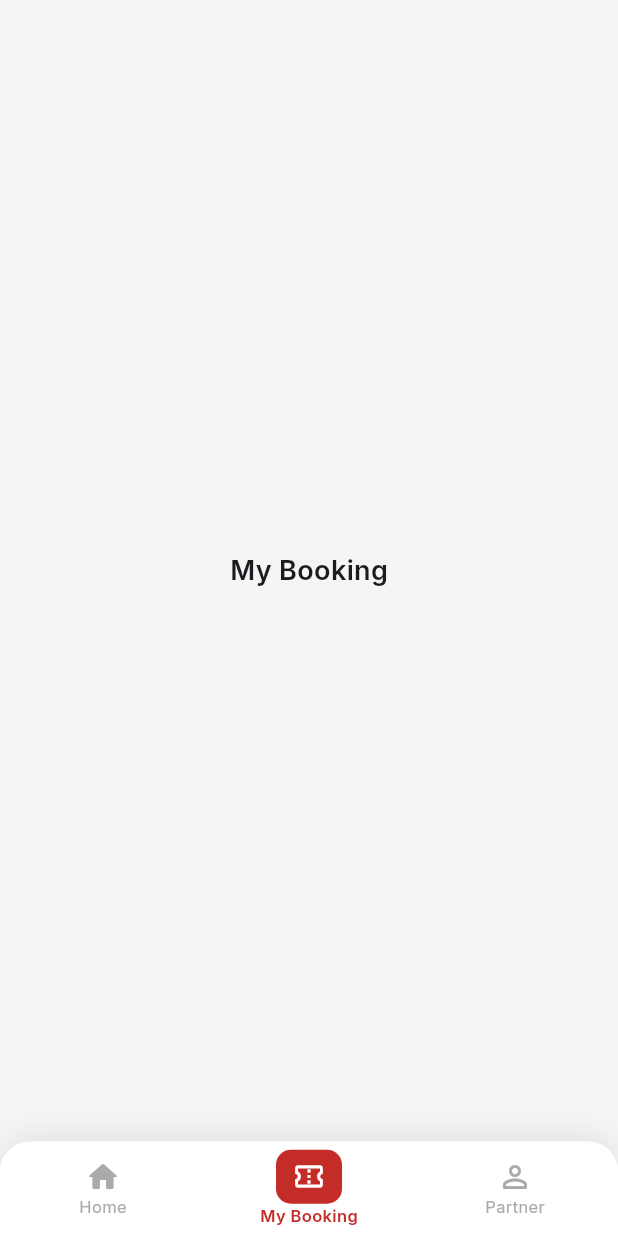
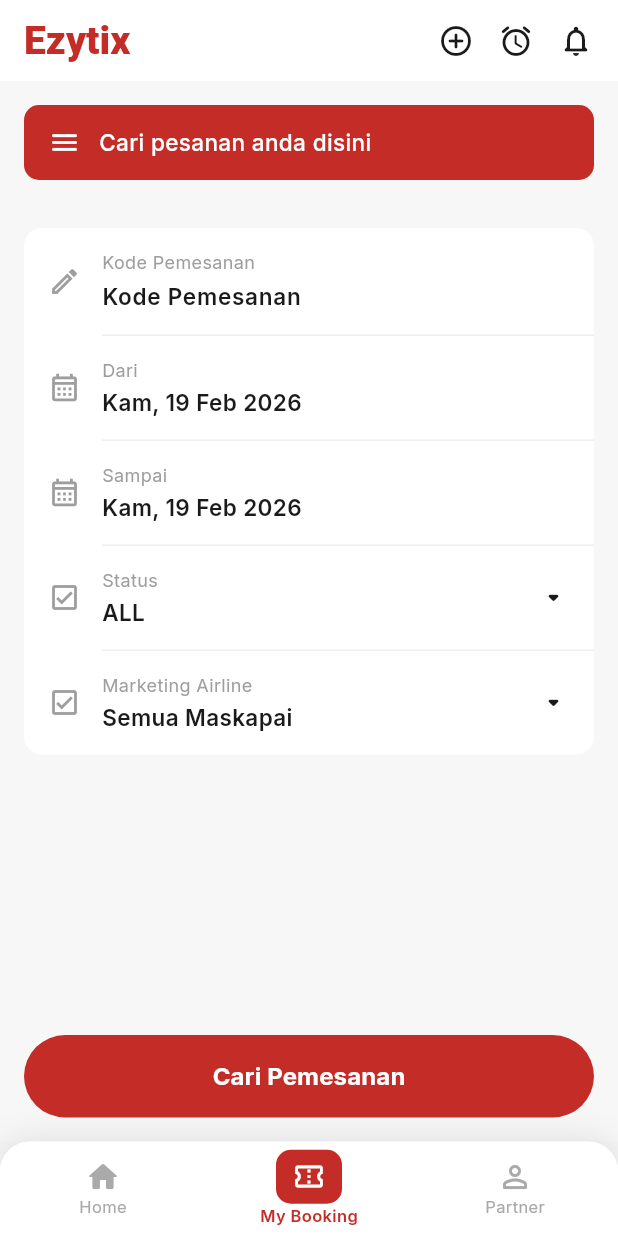
Before and after one commit to AndrianPutra14/tickettv, a Flutter app: the HomePage screen opened by its route, item 2 of the bottom bar chosen, on a phone screen of 412 x 824 dp. Run offline on Flutter 3.47's test engine with Material 3 defaults, Android fonts, the phone set to English and light mode, and no system bars; our stand-ins replace google_fonts.

Commit message:
my booking

```diff
--- a/lib/screens/user/homepage.dart
+++ b/lib/screens/user/homepage.dart
@@ -1,5 +1,6 @@
 import 'package:flutter/material.dart';
 import 'package:flutter/services.dart';
+import 'package:project1/screens/user/mybookng.dart';
 import 'package:project1/utils/routes.dart';
 
 const Color primaryRed = Color(0xFFC42D27);
@@ -1276,10 +1277,7 @@ class _MyBookingTab extends StatelessWidget {
 
   @override
   Widget build(BuildContext context) {
-    return const Center(
-      child: Text('My Booking',
-          style: TextStyle(fontSize: 18, fontWeight: FontWeight.w600)),
-    );
+    return const MyBookingPage();
   }
 }
 
--- /dev/null
+++ b/lib/screens/user/mybookng.dart
@@ -0,0 +1,431 @@
+import 'package:flutter/material.dart';
+
+const _kRed = Color(0xFFC42D27);
+const _kBg = Color(0xFFF7F7F7);
+const _kTextDark = Color(0xFF1A1A1A);
+const _kTextGrey = Color(0xFF9E9E9E);
+const _kDivider = Color(0xFFEEEEEE);
+
+// ─── Models ───────────────────────────────────────────────────────────────────
+const _statusOptions = [
+  'ALL',
+  'BOOKED',
+  'TICKETED',
+  'CANCELLED',
+];
+const _airlineOptions = [
+  'Semua Maskapai',
+  'Lion Air',
+  'Garuda Indonesia',
+  'Citilink',
+  'Batik Air',
+];
+
+// ─── Page ─────────────────────────────────────────────────────────────────────
+class MyBookingPage extends StatefulWidget {
+  const MyBookingPage({super.key});
+
+  @override
+  State<MyBookingPage> createState() => _MyBookingPageState();
+}
+
+class _MyBookingPageState extends State<MyBookingPage> {
+  final _bookingCodeCtrl = TextEditingController();
+  DateTime _fromDate = DateTime(2026, 2, 19);
+  DateTime _toDate = DateTime(2026, 2, 19);
+  String _status = 'ALL';
+  String _airline = 'Semua Maskapai';
+
+  @override
+  void dispose() {
+    _bookingCodeCtrl.dispose();
+    super.dispose();
+  }
+
+  Future<void> _pickDate({required bool isFrom}) async {
+    final initial = isFrom ? _fromDate : _toDate;
+    final picked = await showDatePicker(
+      context: context,
+      initialDate: initial,
+      firstDate: DateTime(2020),
+      lastDate: DateTime(2030),
+      builder: (ctx, child) => Theme(
+        data: Theme.of(ctx).copyWith(
+          colorScheme: const ColorScheme.light(primary: _kRed),
+        ),
+        child: child!,
+      ),
+    );
+    if (picked == null) return;
+    setState(() {
+      if (isFrom) {
+        _fromDate = picked;
+        if (_toDate.isBefore(picked)) _toDate = picked;
+      } else {
+        _toDate = picked;
+      }
+    });
+  }
+
+  void _showStatusPicker() {
+    _showOptionSheet(
+      title: 'Status',
+      options: _statusOptions,
+      selected: _status,
+      onSelect: (v) => setState(() => _status = v),
+    );
+  }
+
+  void _showAirlinePicker() {
+    _showOptionSheet(
+      title: 'Marketing Airline',
+      options: _airlineOptions,
+      selected: _airline,
+      onSelect: (v) => setState(() => _airline = v),
+    );
+  }
+
+  void _showOptionSheet({
+    required String title,
+    required List<String> options,
+    required String selected,
+    required ValueChanged<String> onSelect,
+  }) {
+    showModalBottomSheet(
+      context: context,
+      backgroundColor: Colors.white,
+      shape: const RoundedRectangleBorder(
+        borderRadius: BorderRadius.vertical(top: Radius.circular(16)),
+      ),
+      builder: (_) => SafeArea(
+        child: Column(
+          mainAxisSize: MainAxisSize.min,
+          children: [
+            const SizedBox(height: 8),
+            Container(
+              width: 36,
+              height: 4,
+              decoration: BoxDecoration(
+                color: const Color(0xFFDDDDDD),
+                borderRadius: BorderRadius.circular(2),
+              ),
+            ),
+            const SizedBox(height: 12),
+            Text(title,
+                style: const TextStyle(
+                    fontSize: 16,
+                    fontWeight: FontWeight.w700,
+                    color: _kTextDark)),
+            const SizedBox(height: 8),
+            ...options.map((opt) => ListTile(
+                  title: Text(opt,
+                      style: TextStyle(
+                          fontSize: 15,
+                          fontWeight: opt == selected
+                              ? FontWeight.w600
+                              : FontWeight.w400,
+                          color: opt == selected ? _kRed : _kTextDark)),
+                  trailing: opt == selected
+                      ? const Icon(Icons.check_rounded, color: _kRed)
+                      : null,
+                  onTap: () {
+                    onSelect(opt);
+                    Navigator.pop(context);
+                  },
+                )),
+            const SizedBox(height: 8),
+          ],
+        ),
+      ),
+    );
+  }
+
+  String _formatDate(DateTime d) {
+    const days = ['Sen', 'Sel', 'Rab', 'Kam', 'Jum', 'Sab', 'Min'];
+    const months = [
+      'Jan',
+      'Feb',
+      'Mar',
+      'Apr',
+      'Mei',
+      'Jun',
+      'Jul',
+      'Agu',
+      'Sep',
+      'Okt',
+      'Nov',
+      'Des'
+    ];
+    return '${days[d.weekday - 1]}, ${d.day} ${months[d.month - 1]} ${d.year}';
+  }
+
+  @override
+  Widget build(BuildContext context) {
+    return Scaffold(
+      backgroundColor: _kBg,
+      body: SafeArea(
+        child: Column(
+          children: [
+            _buildAppBar(),
+            _buildSearchBar(),
+            Expanded(
+              child: SingleChildScrollView(
+                child: Padding(
+                  padding: const EdgeInsets.all(16),
+                  child: Container(
+                    decoration: BoxDecoration(
+                      color: Colors.white,
+                      borderRadius: BorderRadius.circular(12),
+                    ),
+                    child: Column(
+                      children: [
+                        _buildField(
+                          icon: Icons.edit_outlined,
+                          label: 'Kode Pemesanan',
+                          child: TextField(
+                            controller: _bookingCodeCtrl,
+                            style: const TextStyle(
+                                fontSize: 15,
+                                fontWeight: FontWeight.w600,
+                                color: _kTextDark),
+                            decoration: const InputDecoration(
+                              hintText: 'Kode Pemesanan',
+                              hintStyle: TextStyle(
+                                  fontSize: 15,
+                                  fontWeight: FontWeight.w600,
+                                  color: _kTextDark),
+                              border: InputBorder.none,
+                              isDense: true,
+                              contentPadding: EdgeInsets.zero,
+                            ),
+                          ),
+                        ),
+                        _buildDivider(),
+                        _buildDateField(
+                          label: 'Dari',
+                          date: _fromDate,
+                          onTap: () => _pickDate(isFrom: true),
+                        ),
+                        _buildDivider(),
+                        _buildDateField(
+                          label: 'Sampai',
+                          date: _toDate,
+                          onTap: () => _pickDate(isFrom: false),
+                        ),
+                        _buildDivider(),
+                        _buildDropdownField(
+                          icon: Icons.check_box_outlined,
+                          label: 'Status',
+                          value: _status,
+                          onTap: _showStatusPicker,
+                        ),
+                        _buildDivider(),
+                        _buildDropdownField(
+                          icon: Icons.check_box_outlined,
+                          label: 'Marketing Airline',
+                          value: _airline,
+                          onTap: _showAirlinePicker,
+                        ),
+                      ],
+                    ),
+                  ),
+                ),
+              ),
+            ),
+            _buildSearchButton(),
+          ],
+        ),
+      ),
+      // bottomNavigationBar: _buildBottomNav(),
+    );
+  }
+
+  Widget _buildAppBar() {
+    return Container(
+      color: Colors.white,
+      padding: const EdgeInsets.fromLTRB(16, 12, 16, 12),
+      child: Row(
+        children: [
+          // Logo
+          RichText(
+            text: const TextSpan(
+              children: [
+                TextSpan(
+                  text: 'Ezy',
+                  style: TextStyle(
+                    fontSize: 26,
+                    fontWeight: FontWeight.w800,
+                    color: _kRed,
+                    fontFamily: 'sans-serif',
+                  ),
+                ),
+                TextSpan(
+                  text: 'tix',
+                  style: TextStyle(
+                    fontSize: 26,
+                    fontWeight: FontWeight.w800,
+                    color: _kRed,
+                  ),
+                ),
+              ],
+            ),
+          ),
+          const Spacer(),
+          const Icon(Icons.add_circle_outline_rounded,
+              size: 24, color: _kTextDark),
+          const SizedBox(width: 16),
+          const Icon(Icons.alarm_rounded, size: 24, color: _kTextDark),
+          const SizedBox(width: 16),
+          const Icon(Icons.notifications_none_rounded,
+              size: 24, color: _kTextDark),
+        ],
+      ),
+    );
+  }
+
+  Widget _buildSearchBar() {
+    return Container(
+      margin: const EdgeInsets.all(16),
+      decoration: BoxDecoration(
+        color: _kRed,
+        borderRadius: BorderRadius.circular(10),
+      ),
+      padding: const EdgeInsets.symmetric(horizontal: 16, vertical: 14),
+      child: Row(
+        children: const [
+          Icon(Icons.menu_rounded, color: Colors.white, size: 22),
+          SizedBox(width: 12),
+          Text(
+            'Cari pesanan anda disini',
+            style: TextStyle(
+              color: Colors.white,
+              fontSize: 15,
+              fontWeight: FontWeight.w500,
+            ),
+          ),
+        ],
+      ),
+    );
+  }
+
+  Widget _buildField({
+    required IconData icon,
+    required String label,
+    required Widget child,
+  }) {
+    return Padding(
+      padding: const EdgeInsets.symmetric(horizontal: 16, vertical: 14),
+      child: Row(
+        crossAxisAlignment: CrossAxisAlignment.center,
+        children: [
+          Icon(icon, size: 22, color: _kTextGrey),
+          const SizedBox(width: 14),
+          Expanded(
+            child: Column(
+              crossAxisAlignment: CrossAxisAlignment.start,
+              children: [
+                Text(label,
+                    style: const TextStyle(fontSize: 12, color: _kTextGrey)),
+                const SizedBox(height: 3),
+                child,
+              ],
+            ),
+          ),
+        ],
+      ),
+    );
+  }
+
+  Widget _buildDateField({
+    required String label,
+    required DateTime date,
+    required VoidCallback onTap,
+  }) {
+    return GestureDetector(
+      onTap: onTap,
+      behavior: HitTestBehavior.opaque,
+      child: _buildField(
+        icon: Icons.calendar_month_outlined,
+        label: label,
+        child: Text(
+          _formatDate(date),
+          style: const TextStyle(
+            fontSize: 15,
+            fontWeight: FontWeight.w600,
+            color: _kTextDark,
+          ),
+        ),
+      ),
+    );
+  }
+
+  Widget _buildDropdownField({
+    required IconData icon,
+    required String label,
+    required String value,
+    required VoidCallback onTap,
+  }) {
+    return GestureDetector(
+      onTap: onTap,
+      behavior: HitTestBehavior.opaque,
+      child: Padding(
+        padding: const EdgeInsets.symmetric(horizontal: 16, vertical: 14),
+        child: Row(
+          children: [
+            Icon(icon, size: 22, color: _kTextGrey),
+            const SizedBox(width: 14),
+            Expanded(
+              child: Column(
+                crossAxisAlignment: CrossAxisAlignment.start,
+                children: [
+                  Text(label,
+                      style: const TextStyle(fontSize: 12, color: _kTextGrey)),
+                  const SizedBox(height: 3),
+                  Text(value,
+                      style: const TextStyle(
+                          fontSize: 15,
+                          fontWeight: FontWeight.w600,
+                          color: _kTextDark)),
+                ],
+              ),
+            ),
+            const Icon(Icons.arrow_drop_down_rounded,
+                color: _kTextDark, size: 22),
+          ],
+        ),
+      ),
+    );
+  }
+
+  Widget _buildDivider() =>
+      const Divider(height: 1, thickness: 1, color: _kDivider, indent: 52);
+
+  Widget _buildSearchButton() {
+    return Padding(
+      padding: const EdgeInsets.fromLTRB(16, 0, 16, 16),
+      child: SizedBox(
+        width: double.infinity,
+        child: ElevatedButton(
+          onPressed: () {
+            // TODO: implement search
+          },
+          style: ElevatedButton.styleFrom(
+            backgroundColor: _kRed,
+            elevation: 0,
+            padding: const EdgeInsets.symmetric(vertical: 16),
+            shape:
+                RoundedRectangleBorder(borderRadius: BorderRadius.circular(30)),
+          ),
+          child: const Text(
+            'Cari Pemesanan',
+            style: TextStyle(
+              fontSize: 16,
+              fontWeight: FontWeight.w700,
+              color: Colors.white,
+            ),
+          ),
+        ),
+      ),
+    );
+  }
+}
--- a/lib/utils/routes.dart
+++ b/lib/utils/routes.dart
@@ -2,6 +2,7 @@ import 'package:flutter/material.dart';
 import 'package:project1/screens/onboarding.dart';
 import 'package:project1/screens/welcome_screen.dart';
 import 'package:project1/screens/user/homepage.dart';
+import 'package:project1/screens/user/mybookng.dart';
 import 'package:project1/screens/user/flight_results_page.dart';
 import 'package:project1/screens/user/informasi_pemesanan_screen.dart';
 import 'package:project1/screens/user/widgets/flight_models.dart';
@@ -13,6 +14,7 @@ class AppRoutes {
   static const String home = '/home';
   static const String flightResults = '/flight-results';
   static const String informasiPemesanan = '/informasi-pemesanan';
+  static const String myBooking = '/my-booking';
 
   // Route map
   static Map<String, WidgetBuilder> get routes => {
@@ -36,5 +38,6 @@ class AppRoutes {
             flight: args['flight'] as FlightModel,
           );
         },
+        myBooking: (context) => const MyBookingPage(),
       };
 }
```
